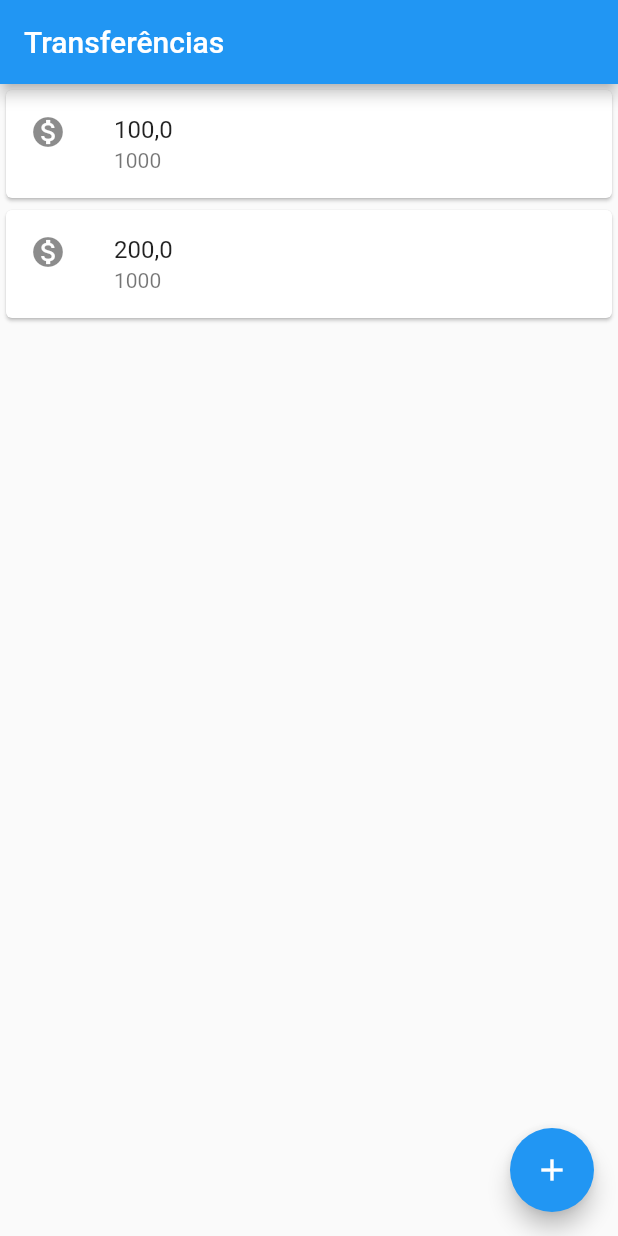
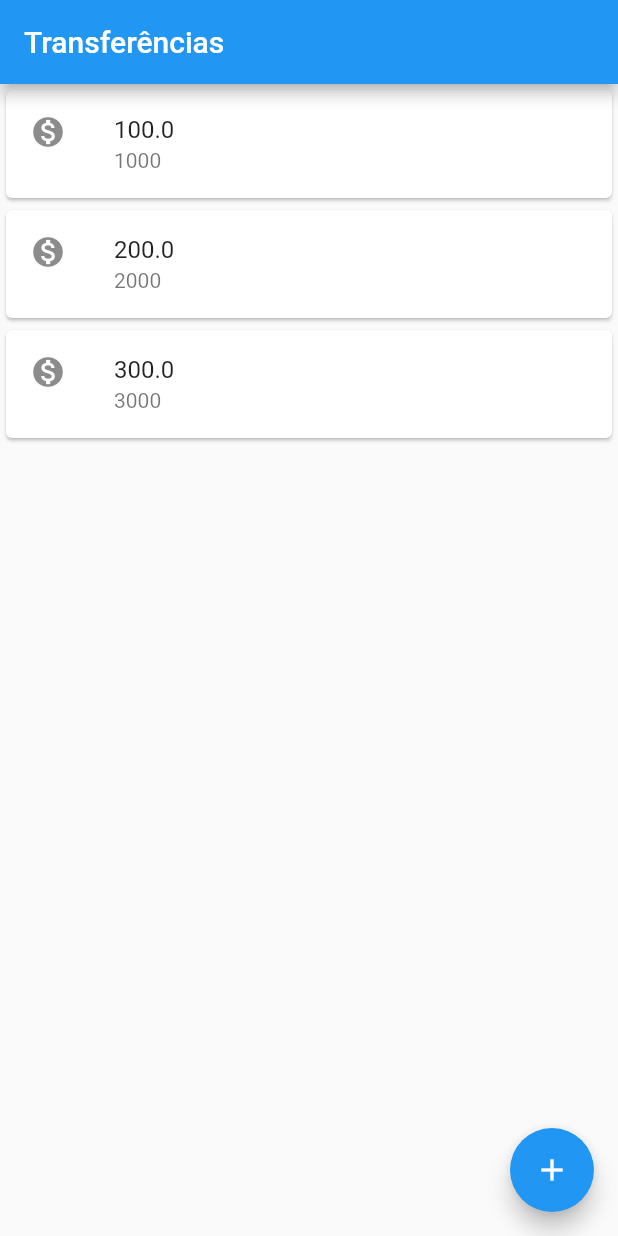
Before and after one commit to biiaFlor/bytebank_flutter, a Flutter app: the screen it shows after launch, on a phone screen of 412 x 824 dp. Run offline on Flutter 3.47's test engine with Material 2 defaults, Android fonts, the phone set to English and light mode, and no system bars.

Commit message:
Refatoração do código

```diff
--- a/lib/main.dart
+++ b/lib/main.dart
@@ -2,24 +2,7 @@ import 'package:flutter/material.dart';
 
 void main() => runApp(MaterialApp(
       home: Scaffold(
-        body: Column(
-          children: <Widget>[
-            Card(
-              child: ListTile(
-                leading: Icon(Icons.monetization_on),
-                title: Text('100,0'),
-                subtitle: Text('1000'),
-              ),
-            ),
-            Card(
-              child: ListTile(
-                leading: Icon(Icons.monetization_on),
-                title: Text('200,0'),
-                subtitle: Text('1000'),
-              ),
-            ),
-          ],
-        ),
+        body: ListaTransferencias(),
         appBar: AppBar(
           title: Text('Transferências'),
         ),
@@ -28,3 +11,38 @@ void main() => runApp(MaterialApp(
         ),
       ),
     ));
+
+class ListaTransferencias extends StatelessWidget {
+  @override
+  Widget build(BuildContext context) {
+    return Column(children: <Widget>[
+      ItemTransferencia(Transferencia(100.0, 1000)),
+      ItemTransferencia(Transferencia(200.0, 2000)),
+      ItemTransferencia(Transferencia(300.0, 3000)),
+    ]);
+  }
+}
+
+class ItemTransferencia extends StatelessWidget {
+  final Transferencia _transferencia;
+
+  ItemTransferencia(this._transferencia);
+
+  @override
+  Widget build(BuildContext context) {
+    return Card(
+      child: ListTile(
+        leading: Icon(Icons.monetization_on),
+        title: Text(_transferencia.valor.toString()),
+        subtitle: Text(_transferencia.numeroConta.toString()),
+      ),
+    );
+  }
+}
+
+class Transferencia {
+  final double valor;
+  final int numeroConta;
+
+  Transferencia(this.valor, this.numeroConta);
+}
```
